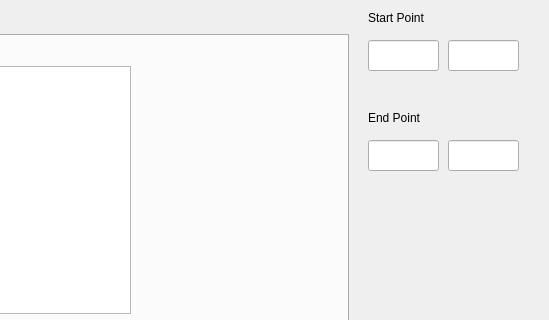
denis-draca/capstone, file ui/mainwindow.ui: the form before one commit; both pictures show x 592 to 1141 and y 0 to 320 of the 1141 by 706 pixel window.
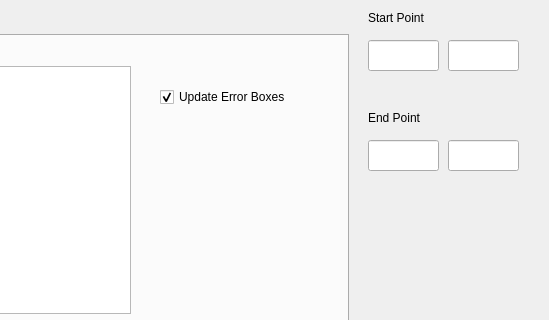
The form after the commit.

Diff of the .ui file:
```diff
--- a/ui/mainwindow.ui
+++ b/ui/mainwindow.ui
@@ -189,6 +189,22 @@
        <string>Clear ERRORs</string>
       </property>
      </widget>
+     <widget class="QCheckBox" name="checkBox">
+      <property name="geometry">
+       <rect>
+        <x>740</x>
+        <y>50</y>
+        <width>161</width>
+        <height>22</height>
+       </rect>
+      </property>
+      <property name="text">
+       <string>Update Error Boxes</string>
+      </property>
+      <property name="checked">
+       <bool>true</bool>
+      </property>
+     </widget>
     </widget>
     <widget class="QWidget" name="tab_3">
      <attribute name="title">
```
